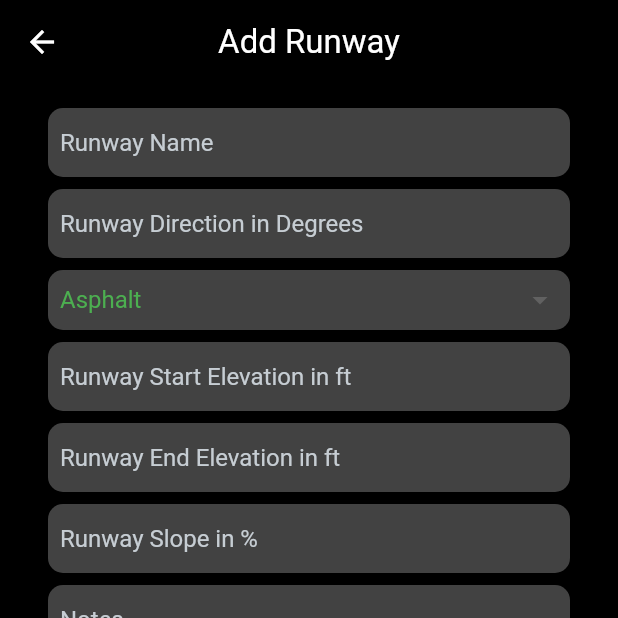
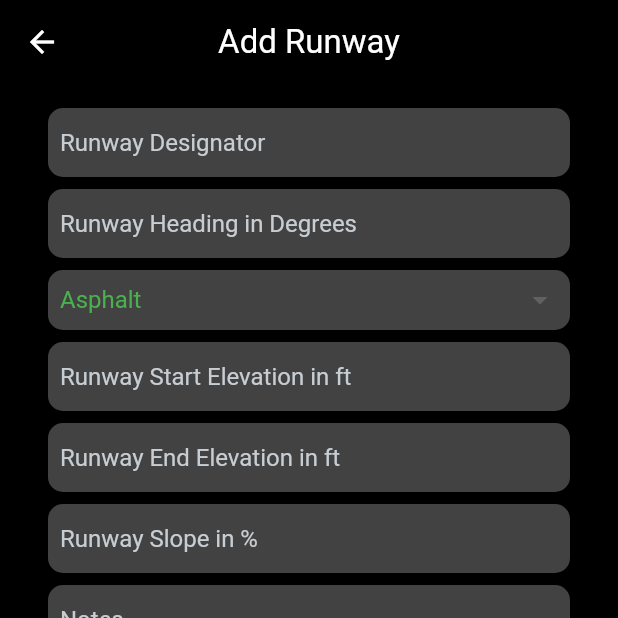
Before and after one commit to FrenchTacoDev/ultra_light_performance_tool, a Flutter app: the AddRunwayPage screen opened directly, on a phone screen of 412 x 824 dp, the top half of it. Run offline on Flutter 3.47's test engine with Material 3 defaults, Android fonts, the phone set to English and light mode, and no system bars; our stand-ins replace file_picker, flutter_bloc, share_plus, sqflite, sqflite_common_ffi; missing offline and left inert: shared_storage; accounts and stored records are empty.

Commit message:
Change in Wording
Multiple changes in wording to better reflect user required/ user presented data.

```diff
--- a/lib/src/aircraft/add_aircraft/BLoC/add_aircraft_bloc.dart
+++ b/lib/src/aircraft/add_aircraft/BLoC/add_aircraft_bloc.dart
@@ -60,7 +60,7 @@ class AddAircraftCubit extends Cubit<AddAircraftState>{
     pop() => Navigator.pop(context);
     if(state.hasEntries() == false) return pop();
     if(original != null && state.matchesAircraft(original!)) return pop();
-    var res = await ULPTConfirmation.show(context: context, title: Text(Localizer.of(context).entriesLostWarning, textAlign: TextAlign.center,));
+    var res = await ULPTConfirmation.show(context: context, title: Text(Localizer.of(context).discardChangesWarning, textAlign: TextAlign.center,));
     if(res == true) pop();
   }
 
--- a/lib/src/airports/add airport/BLoC/add_airport_bloc.dart
+++ b/lib/src/airports/add airport/BLoC/add_airport_bloc.dart
@@ -146,7 +146,7 @@ class AddAirportCubit extends Cubit<AddAirportState>{
     pop() => Navigator.pop(context);
     if(state.hasEntries() == false) return pop();
     if(original != null && state.matchesAirport(original!)) return pop();
-    var res = await ULPTConfirmation.show(context: context, title: Text(Localizer.of(context).entriesLostWarning, textAlign: TextAlign.center,));
+    var res = await ULPTConfirmation.show(context: context, title: Text(Localizer.of(context).discardChangesWarning, textAlign: TextAlign.center,));
     if(res == true) pop();
   }
 
--- a/lib/src/airports/add runway/BLoC/add_runway_bloc.dart
+++ b/lib/src/airports/add runway/BLoC/add_runway_bloc.dart
@@ -212,7 +212,7 @@ class AddRunwayCubit extends Cubit<AddRunwayState>{
     pop() => Navigator.pop(context);
     if(state.hasEntries() == false) return pop();
     if(original != null && state.matchesRunway(original!)) return pop();
-    var res = await ULPTConfirmation.show(context: context, title: Text(Localizer.of(context).entriesLostWarning, textAlign: TextAlign.center,));
+    var res = await ULPTConfirmation.show(context: context, title: Text(Localizer.of(context).discardChangesWarning, textAlign: TextAlign.center,));
     if(res == true) pop();
   }
 
--- a/lib/src/localization/de/de.dart
+++ b/lib/src/localization/de/de.dart
@@ -33,7 +33,7 @@ class DE extends Dictionary{
   @override
   String get toda => "Verfügbare Startstrecke in m";
   @override
-  String get entriesLostWarning => "Wollen Sie die Seite wirklich verlassen?\nEingaben gehen verloren!";
+  String get discardChangesWarning => "Änderungen verwerfen?";
   @override
   String get factor => "Faktor";
   @override
@@ -303,13 +303,13 @@ class DE extends Dictionary{
   @override
   String get tdSlope => "Pistenneigung";
   @override
-  String get tdElevCor => "Höhenkorrektur";
+  String get tdElevCor => "Druckhöhenkorrektur";
   @override
   String get tdAirfieldElev => "Flugplatzhöhe";
   @override
   String get tdPA => "Dichtehöhe";
   @override
-  String get tdTempCor => "Temperaturkorrektur";
+  String get tdTempCor => "Dichtehöhenkorrektur";
   @override
   String get tdOat => "Außentemperatur";
   @override
--- a/lib/src/localization/default/en.dart
+++ b/lib/src/localization/default/en.dart
@@ -27,7 +27,7 @@ abstract class Dictionary{
   String get intersections;
   String get full;
   String get toda;
-  String get entriesLostWarning;
+  String get discardChangesWarning;
   String get factor;
   String get correction;
   String get details => "Details";
@@ -252,7 +252,7 @@ class EN extends Dictionary{
   @override
   String get toda => "Takeoff Distance Available in m";
   @override
-  String get entriesLostWarning => "Leave this page?\nEntries will be lost!";
+  String get discardChangesWarning => "Discard changes?";
   @override
   String get factor => "Factor";
   @override
@@ -354,9 +354,9 @@ class EN extends Dictionary{
   @override
   String get rwyEditTitle => "Edit Runway";
   @override
-  String get rwyNameHint => "Runway Name";
+  String get rwyNameHint => "Runway Designator";
   @override
-  String get rwyDirHint => "Runway Direction in Degrees";
+  String get rwyDirHint => "Runway Heading in Degrees";
   @override
   String get rwySrfcDropdownHint => "Runway Surface";
   @override
@@ -522,13 +522,13 @@ class EN extends Dictionary{
   @override
   String get tdSlope => "Slope";
   @override
-  String get tdElevCor => "Elevation Correction";
+  String get tdElevCor => "Pressure Altitude Correction";
   @override
   String get tdAirfieldElev => "Airfield Elevation";
   @override
   String get tdPA => "Pressure Altitude";
   @override
-  String get tdTempCor => "Temperature Correction";
+  String get tdTempCor => "Density Altitude Correction";
   @override
   String get tdOat => "OAT";
   @override
```
